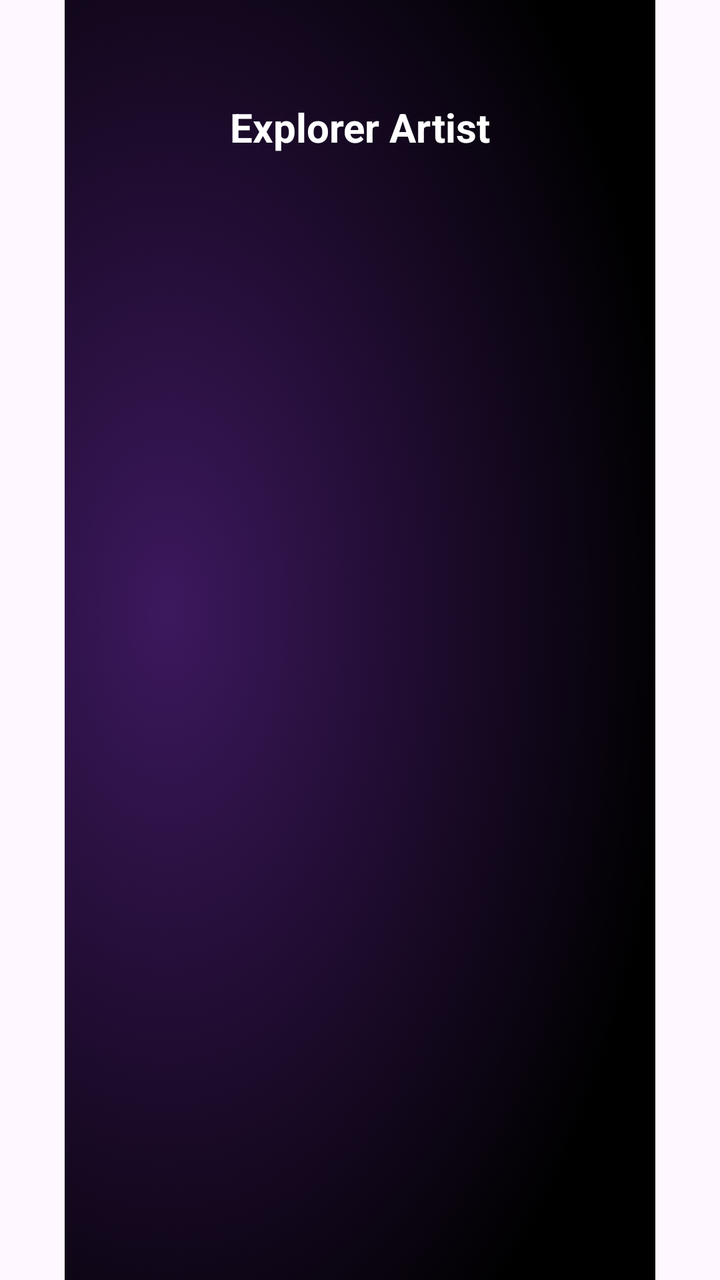
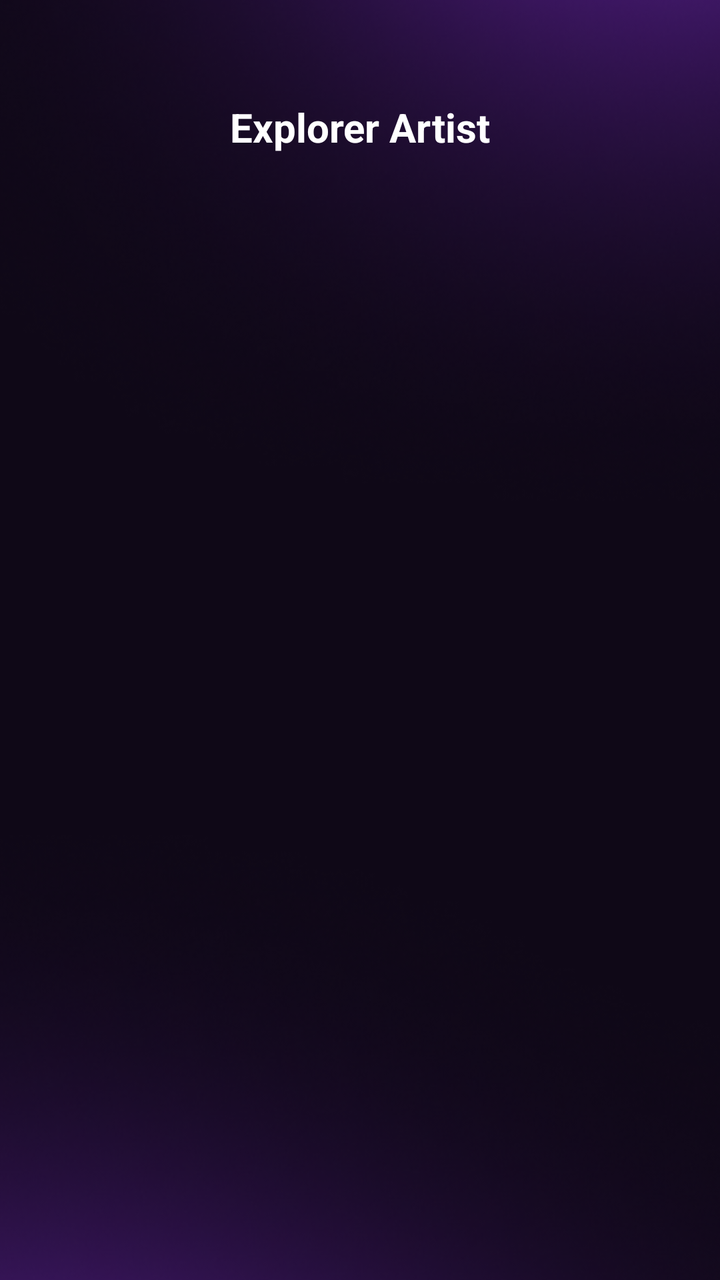

An Android layout rendered at two revisions. The XML below is the earlier revision; the diff shows what the commit changed to produce the second picture.
<!-- AndroidManifest.xml: application theme Theme.AuraTune -->
<!-- res/layout/activity_main.xml -->
<?xml version="1.0" encoding="utf-8"?>
<androidx.constraintlayout.widget.ConstraintLayout xmlns:android="http://schemas.android.com/apk/res/android"
    xmlns:app="http://schemas.android.com/apk/res-auto"
    xmlns:tools="http://schemas.android.com/tools"
    android:id="@+id/startBtn"
    android:layout_width="match_parent"
    android:layout_height="match_parent"
    tools:context=".MainActivity">

    <ImageView
        android:id="@+id/imageView3"
        android:layout_width="wrap_content"
        android:layout_height="wrap_content"
        app:layout_constraintEnd_toEndOf="parent"
        app:layout_constraintStart_toStartOf="parent"
        app:layout_constraintTop_toTopOf="parent"
        android:src="@drawable/bg" />

    <TextView
        android:id="@+id/textView"
        android:layout_width="wrap_content"
        android:layout_height="wrap_content"
        android:layout_marginTop="50dp"
        android:textColor="@color/white"
        android:textSize="20sp"
        android:textStyle="bold"
        android:text="@string/explorer_artist"
        app:layout_constraintEnd_toEndOf="parent"
        app:layout_constraintStart_toStartOf="parent"
        app:layout_constraintTop_toTopOf="parent" />

    <androidx.recyclerview.widget.RecyclerView
        android:id="@+id/recycleviewSongs"
        android:layout_width="match_parent"
        android:layout_height="0dp"
        app:layout_constraintEnd_toEndOf="parent"
        app:layout_constraintStart_toStartOf="parent"
        app:layout_constraintTop_toBottomOf="@id/textView" />

    

</androidx.constraintlayout.widget.ConstraintLayout>
<!-- resources referenced by this layout -->
<resources>
  <color name="white">#FFFFFFFF</color>
  <!-- drawable bg: png bitmap (drawable-hdpi, 393965 bytes) -->
  <string name="explorer_artist">Explorer Artist</string>
  <style name="Theme.AuraTune" parent="Base.Theme.AuraTune" />
  <style name="Base.Theme.AuraTune" parent="Theme.Material3.DayNight.NoActionBar">
          
          
      </style>
</resources>

<!-- the commit's change to res/layout/activity_main.xml (unified diff, before → after) -->
@@ -9,12 +9,13 @@
 
     <ImageView
         android:id="@+id/imageView3"
-        android:layout_width="wrap_content"
-        android:layout_height="wrap_content"
+        android:layout_width="434dp"
+        android:layout_height="910dp"
+        android:src="@drawable/pur"
+        app:layout_constraintBottom_toBottomOf="parent"
         app:layout_constraintEnd_toEndOf="parent"
         app:layout_constraintStart_toStartOf="parent"
-        app:layout_constraintTop_toTopOf="parent"
-        android:src="@drawable/bg" />
+        app:layout_constraintTop_toTopOf="parent" />
 
     <TextView
         android:id="@+id/textView"
<!-- resource entries referenced after the edit -->
@@ -1,7 +1,7 @@
 <!-- resources referenced by this layout -->
 <resources>
   <color name="white">#FFFFFFFF</color>
-  <!-- drawable bg: png bitmap (drawable-hdpi, 393965 bytes) -->
+  <!-- drawable pur: png bitmap (drawable, 179896 bytes) -->
   <string name="explorer_artist">Explorer Artist</string>
   <style name="Theme.AuraTune" parent="Base.Theme.AuraTune" />
   <style name="Base.Theme.AuraTune" parent="Theme.Material3.DayNight.NoActionBar">
